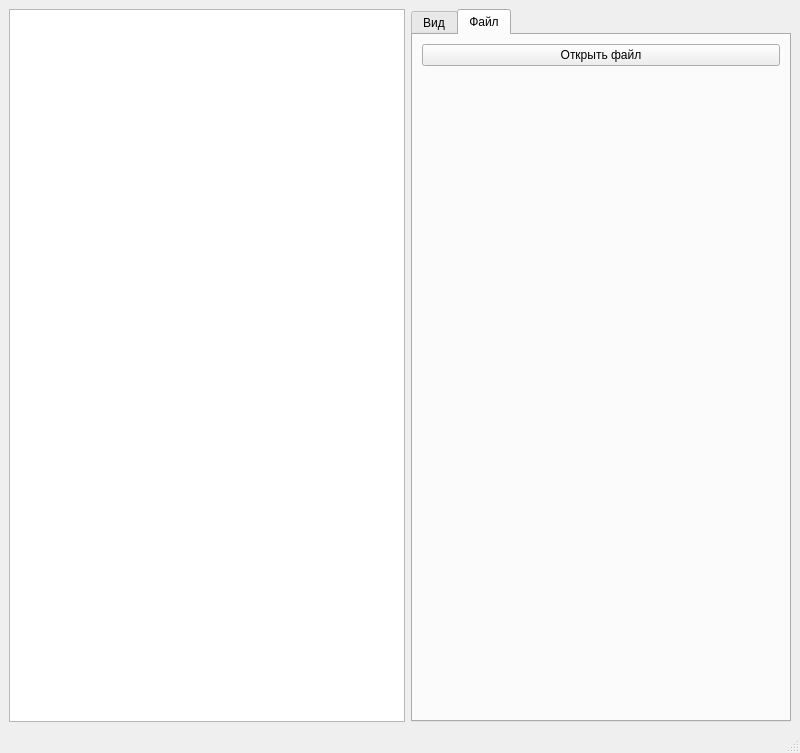
Above: mainwindow.ui from maxhha/bmstu-iu7-cg-cp before the change. Below: the same form after it.
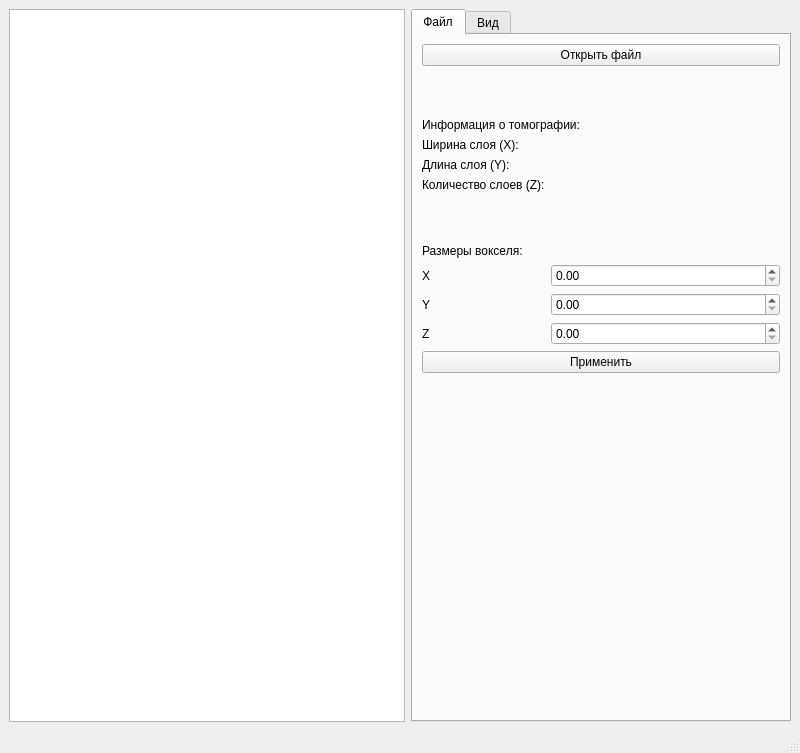
That is the form after the change. The open tabs and pages were chosen to show the change.

Commit message: Load file tab

```diff
--- a/mainwindow.ui
+++ b/mainwindow.ui
@@ -33,19 +33,195 @@
       <property name="currentIndex">
        <number>1</number>
       </property>
+            <widget class="QWidget" name="load">
+       <attribute name="title">
+        <string>Файл</string>
+       </attribute>
+       <layout class="QFormLayout" name="formLayout_3">
+        <item row="0" column="0" colspan="2">
+         <widget class="QPushButton" name="buttonOpen">
+          <property name="text">
+           <string>Открыть файл</string>
+          </property>
+         </widget>
+        </item>
+        <item row="3" column="0">
+         <widget class="QLabel" name="label_4">
+          <property name="sizePolicy">
+           <sizepolicy hsizetype="Preferred" vsizetype="Minimum">
+            <horstretch>0</horstretch>
+            <verstretch>0</verstretch>
+           </sizepolicy>
+          </property>
+          <property name="text">
+           <string>Ширина слоя (X):</string>
+          </property>
+         </widget>
+        </item>
+        <item row="12" column="0">
+         <spacer name="verticalSpacer">
+          <property name="orientation">
+           <enum>Qt::Vertical</enum>
+          </property>
+          <property name="sizeHint" stdset="0">
+           <size>
+            <width>20</width>
+            <height>40</height>
+           </size>
+          </property>
+         </spacer>
+        </item>
+        <item row="4" column="0">
+         <widget class="QLabel" name="label_5">
+          <property name="text">
+           <string>Длина слоя (Y):</string>
+          </property>
+         </widget>
+        </item>
+        <item row="5" column="0">
+         <widget class="QLabel" name="label_9">
+          <property name="text">
+           <string>Количество слоев (Z):</string>
+          </property>
+         </widget>
+        </item>
+        <item row="3" column="1">
+         <widget class="QLabel" name="labelShapeX"/>
+        </item>
+        <item row="4" column="1">
+         <widget class="QLabel" name="labelShapeY"/>
+        </item>
+        <item row="5" column="1">
+         <widget class="QLabel" name="labelShapeZ"/>
+        </item>
+        <item row="2" column="0" colspan="2">
+         <widget class="QLabel" name="label_14">
+          <property name="text">
+           <string>Информация о томографии:</string>
+          </property>
+         </widget>
+        </item>
+        <item row="8" column="0">
+         <widget class="QLabel" name="label_16">
+          <property name="text">
+           <string>X</string>
+          </property>
+         </widget>
+        </item>
+        <item row="9" column="0">
+         <widget class="QLabel" name="label_17">
+          <property name="text">
+           <string>Y</string>
+          </property>
+         </widget>
+        </item>
+        <item row="10" column="0">
+         <widget class="QLabel" name="label_18">
+          <property name="text">
+           <string>Z</string>
+          </property>
+         </widget>
+        </item>
+        <item row="8" column="1">
+         <widget class="QDoubleSpinBox" name="labelVoxelX">
+          <property name="minimum">
+           <double>0.000000000000000</double>
+          </property>
+          <property name="maximum">
+           <double>10000.000000000000000</double>
+          </property>
+          <property name="value">
+           <double>0.000000000000000</double>
+          </property>
+         </widget>
+        </item>
+        <item row="9" column="1">
+         <widget class="QDoubleSpinBox" name="labelVoxelY">
+          <property name="minimum">
+           <double>0.000000000000000</double>
+          </property>
+          <property name="maximum">
+           <double>10000.000000000000000</double>
+          </property>
+          <property name="value">
+           <double>0.000000000000000</double>
+          </property>
+         </widget>
+        </item>
+        <item row="7" column="0" colspan="2">
+         <widget class="QLabel" name="label_15">
+          <property name="text">
+           <string>Размеры вокселя:</string>
+          </property>
+         </widget>
+        </item>
+        <item row="6" column="0">
+         <spacer name="verticalSpacer_2">
+          <property name="orientation">
+           <enum>Qt::Vertical</enum>
+          </property>
+          <property name="sizeType">
+           <enum>QSizePolicy::Fixed</enum>
+          </property>
+          <property name="sizeHint" stdset="0">
+           <size>
+            <width>20</width>
+            <height>40</height>
+           </size>
+          </property>
+         </spacer>
+        </item>
+        <item row="10" column="1">
+         <widget class="QDoubleSpinBox" name="labelVoxelZ">
+          <property name="minimum">
+           <double>0.000000000000000</double>
+          </property>
+          <property name="maximum">
+           <double>10000.000000000000000</double>
+          </property>
+          <property name="value">
+           <double>0.000000000000000</double>
+          </property>
+         </widget>
+        </item>
+        <item row="1" column="0">
+         <spacer name="verticalSpacer_3">
+          <property name="orientation">
+           <enum>Qt::Vertical</enum>
+          </property>
+          <property name="sizeType">
+           <enum>QSizePolicy::Fixed</enum>
+          </property>
+          <property name="sizeHint" stdset="0">
+           <size>
+            <width>20</width>
+            <height>40</height>
+           </size>
+          </property>
+         </spacer>
+        </item>
+        <item row="11" column="0" colspan="2">
+         <widget class="QPushButton" name="pushButton_2">
+          <property name="text">
+           <string>Применить</string>
+          </property>
+         </widget>
+        </item>
+       </layout>
+      </widget>
       <widget class="QWidget" name="view">
        <attribute name="title">
         <string>Вид</string>
        </attribute>
        <layout class="QFormLayout" name="formLayout_2">
-        <item row="0" column="0">
+        <item row="1" column="0">
          <widget class="QLabel" name="label">
           <property name="text">
            <string>x</string>
           </property>
          </widget>
         </item>
-        <item row="0" column="1">
+        <item row="1" column="1">
          <widget class="QDoubleSpinBox" name="inputTranslateX">
           <property name="minimum">
            <double>-10000.000000000000000</double>
@@ -58,14 +234,14 @@
           </property>
          </widget>
         </item>
-        <item row="1" column="0">
+        <item row="2" column="0">
          <widget class="QLabel" name="label_2">
           <property name="text">
            <string>y</string>
           </property>
          </widget>
         </item>
-        <item row="1" column="1">
+        <item row="2" column="1">
          <widget class="QDoubleSpinBox" name="inputTranslateY">
           <property name="minimum">
            <double>-10000.000000000000000</double>
@@ -78,14 +254,14 @@
           </property>
          </widget>
         </item>
-        <item row="2" column="0">
+        <item row="3" column="0">
          <widget class="QLabel" name="label_3">
           <property name="text">
            <string>z</string>
           </property>
          </widget>
         </item>
-        <item row="2" column="1">
+        <item row="3" column="1">
          <widget class="QDoubleSpinBox" name="inputTranslateZ">
           <property name="minimum">
            <double>-10000.000000000000000</double>
@@ -98,21 +274,21 @@
           </property>
          </widget>
         </item>
-        <item row="3" column="0" colspan="2">
+        <item row="4" column="0" colspan="2">
          <widget class="QPushButton" name="buttonTranslate">
           <property name="text">
            <string>Сдвинуть</string>
           </property>
          </widget>
         </item>
-        <item row="4" column="0">
+        <item row="5" column="0">
          <widget class="QLabel" name="label_6">
           <property name="text">
            <string>x</string>
           </property>
          </widget>
         </item>
-        <item row="4" column="1">
+        <item row="5" column="1">
          <widget class="QDoubleSpinBox" name="inputScaleX">
           <property name="minimum">
            <double>-10000.000000000000000</double>
@@ -125,14 +301,14 @@
           </property>
          </widget>
         </item>
-        <item row="5" column="0">
+        <item row="6" column="0">
          <widget class="QLabel" name="label_7">
           <property name="text">
            <string>y</string>
           </property>
          </widget>
         </item>
-        <item row="5" column="1">
+        <item row="6" column="1">
          <widget class="QDoubleSpinBox" name="inputScaleY">
           <property name="minimum">
            <double>-10000.000000000000000</double>
@@ -145,14 +321,14 @@
           </property>
          </widget>
         </item>
-        <item row="6" column="0">
+        <item row="7" column="0">
          <widget class="QLabel" name="label_8">
           <property name="text">
            <string>z</string>
           </property>
          </widget>
         </item>
-        <item row="6" column="1">
+        <item row="7" column="1">
          <widget class="QDoubleSpinBox" name="inputScaleZ">
           <property name="minimum">
            <double>-10000.000000000000000</double>
@@ -165,21 +341,21 @@
           </property>
          </widget>
         </item>
-        <item row="7" column="0" colspan="2">
+        <item row="8" column="0" colspan="2">
          <widget class="QPushButton" name="buttonScale">
           <property name="text">
            <string>Масштабировать</string>
           </property>
          </widget>
         </item>
-        <item row="8" column="0">
+        <item row="9" column="0">
          <widget class="QLabel" name="label_10">
           <property name="text">
            <string>x</string>
           </property>
          </widget>
         </item>
-        <item row="8" column="1">
+        <item row="9" column="1">
          <widget class="QDoubleSpinBox" name="inputRotateX">
           <property name="minimum">
            <double>-10000.000000000000000</double>
@@ -192,14 +368,14 @@
           </property>
          </widget>
         </item>
-        <item row="9" column="0">
+        <item row="10" column="0">
          <widget class="QLabel" name="label_11">
           <property name="text">
            <string>y</string>
           </property>
          </widget>
         </item>
-        <item row="9" column="1">
+        <item row="10" column="1">
          <widget class="QDoubleSpinBox" name="inputRotateY">
           <property name="minimum">
            <double>-10000.000000000000000</double>
@@ -212,14 +388,14 @@
           </property>
          </widget>
         </item>
-        <item row="10" column="0">
+        <item row="11" column="0">
          <widget class="QLabel" name="label_12">
           <property name="text">
            <string>z</string>
           </property>
          </widget>
         </item>
-        <item row="10" column="1">
+        <item row="11" column="1">
          <widget class="QDoubleSpinBox" name="inputRotateZ">
           <property name="minimum">
            <double>-10000.000000000000000</double>
@@ -229,14 +405,14 @@
           </property>
          </widget>
         </item>
-        <item row="11" column="0">
+        <item row="12" column="0">
          <widget class="QLabel" name="label_13">
           <property name="text">
            <string>угол</string>
           </property>
          </widget>
         </item>
-        <item row="11" column="1">
+        <item row="12" column="1">
          <widget class="QDoubleSpinBox" name="inputRotateAngle">
           <property name="minimum">
            <double>-10000.000000000000000</double>
@@ -249,24 +425,17 @@
           </property>
          </widget>
         </item>
-        <item row="12" column="0" colspan="2">
+        <item row="13" column="0" colspan="2">
          <widget class="QPushButton" name="buttonRotate">
           <property name="text">
            <string>Поворот</string>
           </property>
          </widget>
         </item>
-       </layout>
-      </widget>
-      <widget class="QWidget" name="load">
-       <attribute name="title">
-        <string>Файл</string>
-       </attribute>
-       <layout class="QFormLayout" name="formLayout_3">
         <item row="0" column="0" colspan="2">
-         <widget class="QPushButton" name="buttonOpen">
+         <widget class="QPushButton" name="pushButton">
           <property name="text">
-           <string>Открыть файл</string>
+           <string>Сбросить</string>
           </property>
          </widget>
         </item>
```
The commit also changes 7 other files.
